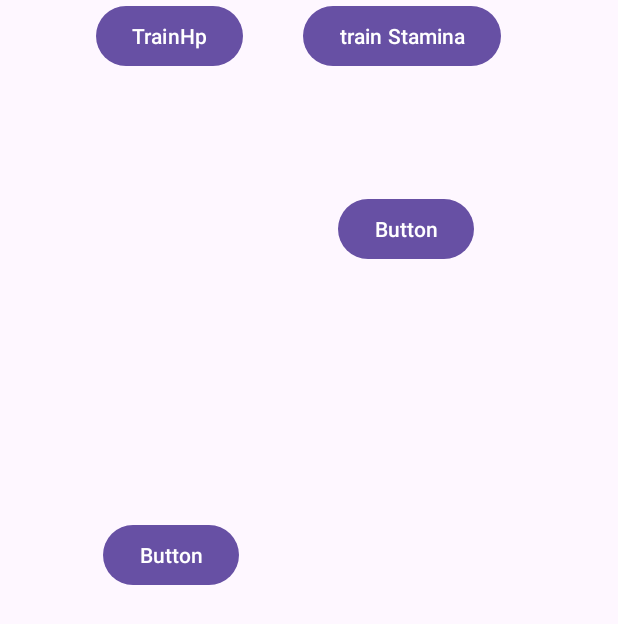
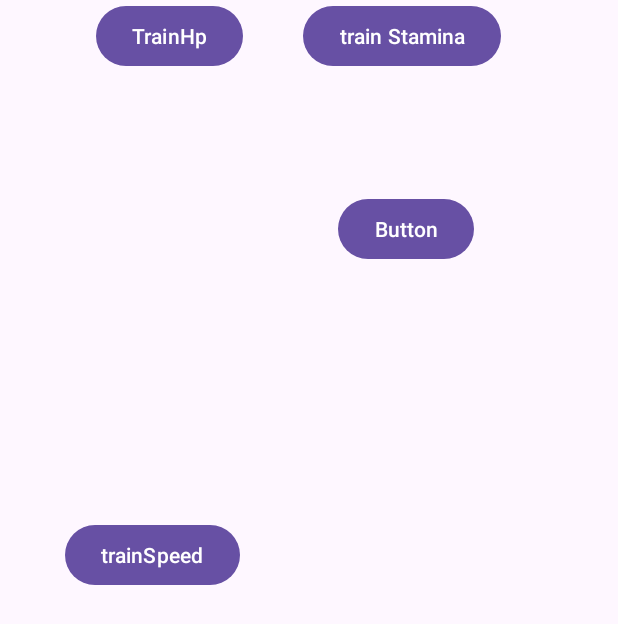
Before and after one commit to NNLisk/lutemonProject, an Android app: the Train screen opened directly, with no data from a screen before it, on a phone screen of 412 x 824 dp. Shown: the top 624 px of the screen. Run offline under Robolectric (Android 15) with nearby library versions, the phone set to English and light mode, and no system bars.

Commit message:
training changes

```diff
--- a/app/src/main/java/com/example/lutemonnikomatei/GUI/Train.java
+++ b/app/src/main/java/com/example/lutemonnikomatei/GUI/Train.java
@@ -20,6 +20,8 @@ public class Train extends AppCompatActivity {
 private Lutemon trainee;
 public TextView Status;
 public Button trainHpButton;
+public Button trainStaminaButton;
+public Button trainSpeedButton;
     @Override
     protected void onCreate(Bundle savedInstanceState) {
         super.onCreate(savedInstanceState);
@@ -31,7 +33,11 @@ public Button trainHpButton;
             return insets;
         });
         trainHpButton = findViewById(R.id.HpTrain);
+        trainSpeedButton = findViewById((R.id.trainSpeed));
+        trainStaminaButton = findViewById((R.id.trainStamina));
         trainHpButton.setOnClickListener(v -> TrainHp());
+        trainStaminaButton.setOnClickListener((v -> TrainStamina()));
+        trainSpeedButton.setOnClickListener(v -> TrainSpeed());
 
     }
     public Lutemon GetTrainee()
--- a/app/src/main/res/layout/activity_train.xml
+++ b/app/src/main/res/layout/activity_train.xml
@@ -17,7 +17,7 @@
         tools:layout_editor_absoluteY="464dp" />
 
     <Button
-        android:id="@+id/button3"
+        android:id="@+id/trainStamina"
         android:layout_width="wrap_content"
         android:layout_height="wrap_content"
         android:text="train Stamina"
@@ -27,11 +27,11 @@
         tools:layout_editor_absoluteY="464dp" />
 
     <Button
-        android:id="@+id/button"
+        android:id="@+id/trainSpeed"
         android:layout_width="wrap_content"
         android:layout_height="wrap_content"
         android:layout_marginEnd="64dp"
-        android:text="Button"
+        android:text="trainSpeed"
         app:layout_constraintBottom_toBottomOf="parent"
         app:layout_constraintEnd_toStartOf="@+id/button2"
         app:layout_constraintHorizontal_bias="0.969"
@@ -48,7 +48,7 @@
         android:text="Button"
         app:layout_constraintBottom_toBottomOf="parent"
         app:layout_constraintEnd_toEndOf="parent"
-        app:layout_constraintTop_toBottomOf="@+id/button3"
+        app:layout_constraintTop_toBottomOf="@+id/trainStamina"
         app:layout_constraintVertical_bias="0.019" />
 
     <androidx.recyclerview.widget.RecyclerView
```
